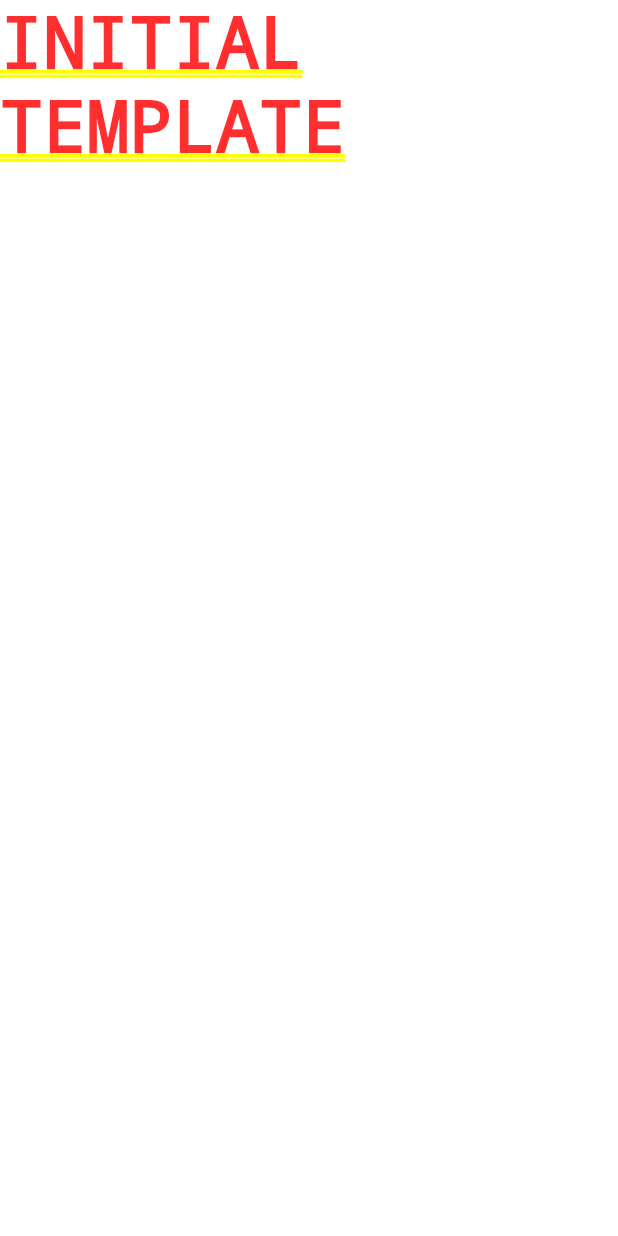
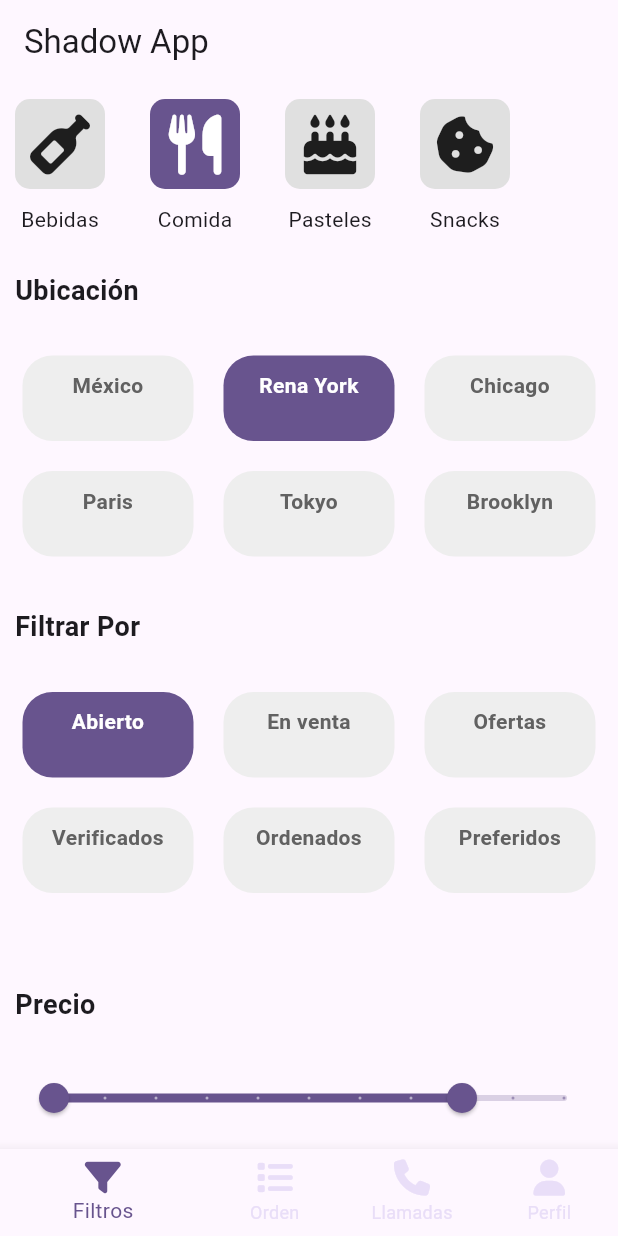
Before and after one commit to bryanmsombra27/flutter_templates, a Flutter app: the screen it shows after launch, on a phone screen of 412 x 824 dp. Run offline on Flutter 3.47's test engine with Material 3 defaults, Android fonts, the phone set to English and light mode, and no system bars; our stand-ins replace icons_plus.

Commit message:
filter screen finished

```diff
--- a/lib/main.dart
+++ b/lib/main.dart
@@ -1,4 +1,5 @@
 import 'package:flutter/material.dart';
+import "./widgets/index.dart";
 
 void main() {
   runApp(const MyApp());
@@ -15,7 +16,7 @@ class MyApp extends StatelessWidget {
       theme: ThemeData(
         colorScheme: ColorScheme.fromSeed(seedColor: Colors.deepPurple),
       ),
-      home: Text("INITIAL TEMPLATE"),
+      home: WrapperApp(),
     );
   }
 }
--- /dev/null
+++ b/lib/pages/call.dart
@@ -0,0 +1,12 @@
+import 'package:flutter/material.dart';
+
+class Call extends StatelessWidget {
+  const Call({super.key});
+
+  static const name = "call";
+
+  @override
+  Widget build(BuildContext context) {
+    return Container(child: Text("CALL"));
+  }
+}
--- /dev/null
+++ b/lib/pages/cart.dart
@@ -0,0 +1,12 @@
+import 'package:flutter/material.dart';
+
+class Cart extends StatelessWidget {
+  const Cart({super.key});
+
+  static const name = "cart";
+
+  @override
+  Widget build(BuildContext context) {
+    return Container(child: Text("CART"));
+  }
+}
--- /dev/null
+++ b/lib/pages/filters.dart
@@ -0,0 +1,92 @@
+import 'package:flutter/material.dart';
+import 'package:templates/widgets/index.dart';
+import 'package:icons_plus/icons_plus.dart';
+
+class Filters extends StatelessWidget {
+  const Filters({super.key});
+
+  static const name = "filters";
+
+  @override
+  Widget build(BuildContext context) {
+    final double height = MediaQuery.sizeOf(context).height;
+
+    return Container(
+      padding: EdgeInsets.all(10),
+      child: Column(
+        spacing: 25,
+        crossAxisAlignment: CrossAxisAlignment.start,
+        children: [
+          Row(
+            spacing: 30,
+            children: [
+              IconContainer(
+                category: "Bebidas",
+                icon: FontAwesome.wine_bottle_solid,
+              ),
+              IconContainer(
+                category: "Comida",
+                icon: FontAwesome.utensils_solid,
+                isActive: true,
+              ),
+              IconContainer(
+                category: "Pasteles",
+                icon: FontAwesome.cake_candles_solid,
+              ),
+              IconContainer(
+                category: "Snacks",
+                icon: FontAwesome.cookie_bite_solid,
+              ),
+            ],
+          ),
+
+          CustomTitle(title: "Ubicación"),
+
+          SizedBox(
+            height: height * .18,
+            child: GridView.count(
+              physics: NeverScrollableScrollPhysics(),
+              crossAxisCount: 3,
+              childAspectRatio: 2,
+              shrinkWrap: true,
+              padding: EdgeInsets.all(5),
+              crossAxisSpacing: 20,
+              mainAxisSpacing: 20,
+              children: [
+                FilterOption(title: "México"),
+                FilterOption(title: "Rena York", isActive: true),
+                FilterOption(title: "Chicago"),
+                FilterOption(title: "Paris"),
+                FilterOption(title: "Tokyo"),
+                FilterOption(title: "Brooklyn"),
+              ],
+            ),
+          ),
+
+          CustomTitle(title: "Filtrar Por"),
+
+          Expanded(
+            child: GridView.count(
+              physics: NeverScrollableScrollPhysics(),
+              crossAxisCount: 3,
+              childAspectRatio: 2,
+              padding: EdgeInsets.all(5),
+              crossAxisSpacing: 20,
+              mainAxisSpacing: 20,
+              children: [
+                FilterOption(title: "Abierto", isActive: true),
+                FilterOption(title: "En venta"),
+                FilterOption(title: "Ofertas"),
+                FilterOption(title: "Verificados"),
+                FilterOption(title: "Ordenados"),
+                FilterOption(title: "Preferidos"),
+              ],
+            ),
+          ),
+          CustomTitle(title: "Precio"),
+          CustomRangeSlider(),
+        ],
+      ),
+    );
+  }
+}
--- a/lib/pages/index.dart
+++ b/lib/pages/index.dart
@@ -0,0 +1,4 @@
+export './call.dart';
+export './filters.dart';
+export './cart.dart';
+export './profile.dart';
--- /dev/null
+++ b/lib/pages/profile.dart
@@ -0,0 +1,12 @@
+import 'package:flutter/material.dart';
+
+class Profile extends StatelessWidget {
+  const Profile({super.key});
+
+  static const name = "profile";
+
+  @override
+  Widget build(BuildContext context) {
+    return Container(child: Text("PROFILE"));
+  }
+}
--- /dev/null
+++ b/lib/widgets/custom_range_slider.dart
@@ -0,0 +1,66 @@
+import 'package:flutter/material.dart';
+
+class CustomRangeSlider extends StatefulWidget {
+  const CustomRangeSlider({super.key});
+
+  static const name = "custom_range_slider";
+
+  @override
+  State<CustomRangeSlider> createState() => _CustomRangeSliderState();
+}
+
+class _CustomRangeSliderState extends State<CustomRangeSlider> {
+  RangeValues selectedRange = RangeValues(0, .8);
+  String values = "\$200";
+
+  @override
+  Widget build(BuildContext context) {
+    return RangeSlider(
+      values: selectedRange,
+      min: 0,
+      max: 1,
+      divisions: 10,
+      onChanged: (value) {
+        setState(() {
+          selectedRange = value;
+
+          switch (value.end) {
+            case 1.0:
+              values = "\$200";
+              break;
+            case 0.9:
+              values = "\$190";
+              break;
+            case 0.8:
+              values = "\$180";
+              break;
+            case 0.7:
+              values = "\$170";
+              break;
+            case 0.6:
+              values = "\$160";
+              break;
+            case 0.5:
+              values = "\$150";
+              break;
+            case 0.4:
+              values = "\$140";
+              break;
+            case 0.3:
+              values = "\$130";
+              break;
+            case 0.2:
+              values = "\$120";
+              break;
+            case 0.1:
+              values = "\$110";
+              break;
+
+            default:
+          }
+        });
+      },
+      labels: RangeLabels("\$50", values),
+    );
+  }
+}
--- /dev/null
+++ b/lib/widgets/custom_title.dart
@@ -0,0 +1,17 @@
+import 'package:flutter/material.dart';
+
+class CustomTitle extends StatelessWidget {
+  final String title;
+
+  const CustomTitle({super.key, required this.title});
+
+  static const name = "custom_title";
+
+  @override
+  Widget build(BuildContext context) {
+    return Text(
+      title,
+      style: TextStyle(fontWeight: FontWeight.bold, fontSize: 18),
+    );
+  }
+}
--- /dev/null
+++ b/lib/widgets/filter_option.dart
@@ -0,0 +1,31 @@
+import 'package:flutter/material.dart';
+
+class FilterOption extends StatelessWidget {
+  final String title;
+  bool isActive;
+
+  FilterOption({super.key, required this.title, this.isActive = false});
+
+  static const name = "filter_option";
+
+  @override
+  Widget build(BuildContext context) {
+    final colors = Theme.of(context).colorScheme;
+
+    return Container(
+      padding: EdgeInsets.all(10),
+      decoration: BoxDecoration(
+        color: isActive ? colors.primary : Colors.grey.shade200,
+        borderRadius: BorderRadius.circular(20),
+      ),
+      child: Text(
+        title,
+        textAlign: TextAlign.center,
+        style: TextStyle(
+          fontWeight: FontWeight.bold,
+          color: isActive ? Colors.white : Colors.grey.shade700,
+        ),
+      ),
+    );
+  }
+}
--- /dev/null
+++ b/lib/widgets/icon_container.dart
@@ -0,0 +1,37 @@
+import 'package:flutter/material.dart';
+
+class IconContainer extends StatelessWidget {
+  final String category;
+  final IconData icon;
+  bool isActive;
+
+  IconContainer({
+    super.key,
+    required this.category,
+    required this.icon,
+    this.isActive = false,
+  });
+
+  static const name = "icon_container";
+
+  @override
+  Widget build(BuildContext context) {
+    final colors = Theme.of(context).colorScheme;
+
+    return Column(
+      spacing: 10,
+      children: [
+        Container(
+          padding: EdgeInsets.all(10),
+          decoration: BoxDecoration(
+            borderRadius: BorderRadius.circular(10),
+            color: isActive ? colors.primary : Colors.grey.shade300,
+          ),
+          child: Icon(icon, size: 40, color: isActive ? Colors.white : null),
+        ),
+
+        Text(category, style: TextStyle(fontSize: 14)),
+      ],
+    );
+  }
+}
--- a/lib/widgets/index.dart
+++ b/lib/widgets/index.dart
@@ -0,0 +1,5 @@
+export "./wrapper_app.dart";
+export "./icon_container.dart";
+export "./custom_title.dart";
+export "./filter_option.dart";
+export "./custom_range_slider.dart";
--- /dev/null
+++ b/lib/widgets/wrapper_app.dart
@@ -0,0 +1,56 @@
+import 'package:flutter/material.dart';
+import 'package:icons_plus/icons_plus.dart';
+import 'package:templates/pages/index.dart';
+
+class WrapperApp extends StatefulWidget {
+  WrapperApp({super.key});
+
+  @override
+  State<WrapperApp> createState() => WrapperAppState();
+}
+
+class WrapperAppState extends State<WrapperApp> {
+  int index = 0;
+  final List<Widget> pages = [Filters(), Call(), Cart(), Profile()];
+
+  @override
+  Widget build(BuildContext context) {
+    final colors = Theme.of(context).colorScheme;
+
+    return Scaffold(
+      appBar: AppBar(title: Text("Shadow App")),
+      body: IndexedStack(index: index, children: pages),
+      bottomNavigationBar: BottomNavigationBar(
+        selectedItemColor: colors.primary,
+        unselectedItemColor: colors.secondaryContainer,
+        showSelectedLabels: true,
+        showUnselectedLabels: true,
+        currentIndex: index,
+
+        onTap: (current) {
+          setState(() {
+            index = current;
+          });
+        },
+        items: [
+          BottomNavigationBarItem(
+            icon: Icon(FontAwesome.filter_solid),
+            label: "Filtros",
+          ),
+          BottomNavigationBarItem(
+            icon: Icon(FontAwesome.list_solid),
+            label: "Orden",
+          ),
+          BottomNavigationBarItem(
+            icon: Icon(FontAwesome.phone_solid),
+            label: "Llamadas",
+          ),
+          BottomNavigationBarItem(
+            icon: Icon(FontAwesome.user),
+            label: "Perfil",
+          ),
+        ],
+      ),
+    );
+  }
+}
```
